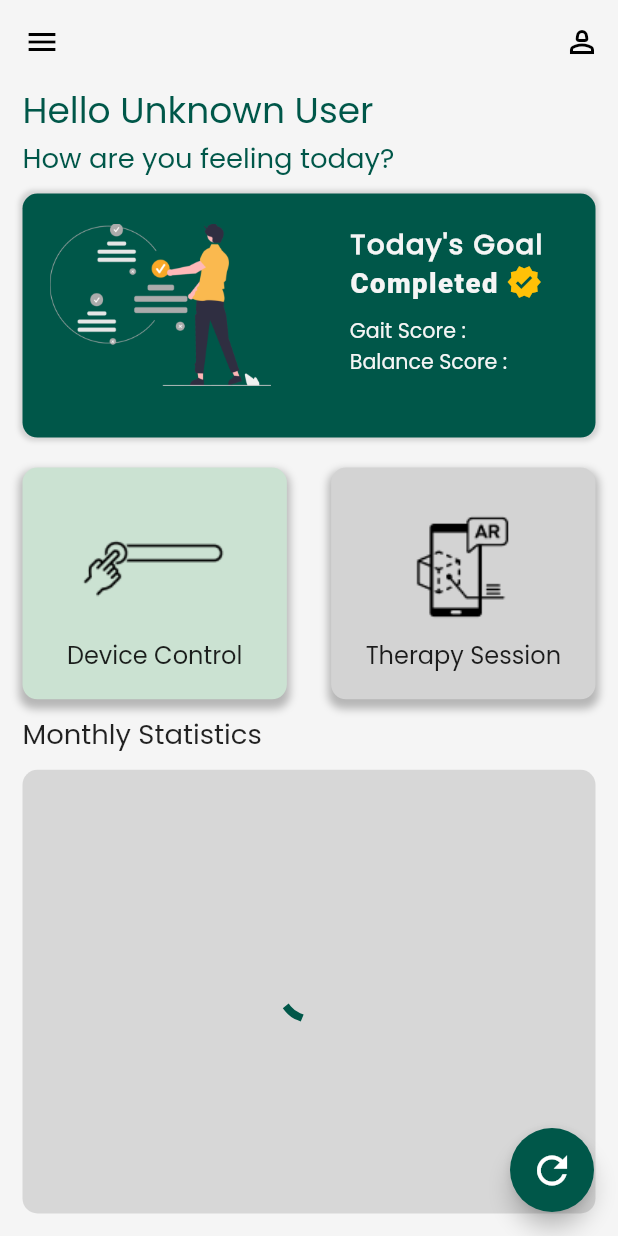
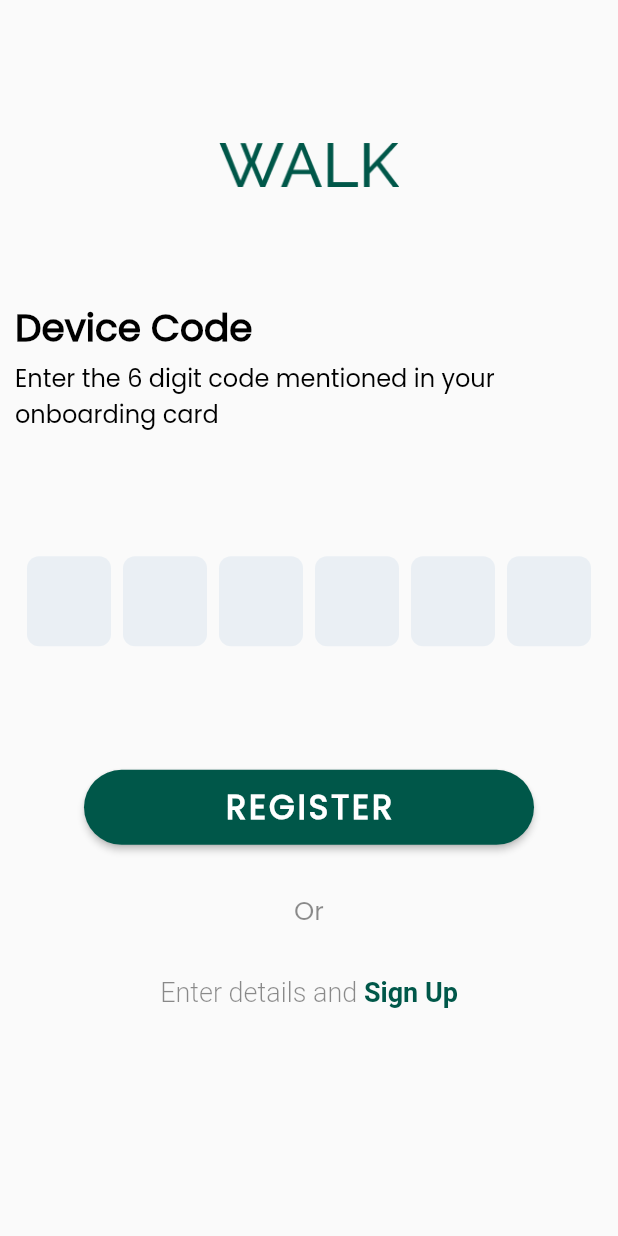
Before and after one commit to Orca-Gemini23/flutterunitytcs, a Flutter app: the screen it shows after launch, on a phone screen of 412 x 824 dp. Run offline on Flutter 3.47's test engine with Material 2 defaults, Android fonts, the phone set to English and light mode, and no system bars; drawn by our look-alikes of pinput, rounded_loading_button; our stand-ins replace animated_toggle_switch, awesome_dialog, awesome_notifications, carousel_slider, cloud_firestore, csv and 18 more; missing offline and left inert: awesome_ripple_animation, bluetooth_enable_fork, flutter_background_service, flutter_background_service_android, qr_code_scanner, wifi_iot and 1 more; accounts and stored records are empty.

Commit message:
latest by eashubh

```diff
--- a/lib/src/controllers/device_controller.dart
+++ b/lib/src/controllers/device_controller.dart
@@ -210,7 +210,6 @@ class DeviceController extends ChangeNotifier {
         await Permission.bluetooth.isDenied) {
       await Permission.location.request();
       await Permission.nearbyWifiDevices.request();
-      await Permission.bluetoothScan.request();
       log("asking for permission complete");
       if (await Permission.bluetooth.isGranted &&
           await Permission.location.isGranted &&
--- a/lib/src/views/auth/signup_page.dart
+++ b/lib/src/views/auth/signup_page.dart
@@ -146,6 +146,7 @@ class _SignupPageState extends State<SignupPage> {
                     loaderSize: 25,
                     controller: _buttonController,
                     onPressed: () async {
+                      ////TODO :: Create a user in the server and get the details for the same
                       if (_formKey.currentState!.validate()) {
                         _buttonController.start();
                         bool isRegistered = await controller.registerUser(
--- /dev/null
+++ b/lib/src/views/devicecodepage/device_code_page.dart
@@ -0,0 +1,187 @@
+// ignore_for_file: use_build_context_synchronously
+
+import 'dart:async';
+
+import 'package:flutter/material.dart';
+import 'package:flutter_screenutil/flutter_screenutil.dart';
+import 'package:fluttertoast/fluttertoast.dart';
+import 'package:pinput/pinput.dart';
+import 'package:provider/provider.dart';
+import 'package:rounded_loading_button/rounded_loading_button.dart';
+import 'package:walk/src/constants/app_color.dart';
+import 'package:walk/src/constants/app_strings.dart';
+import 'package:walk/src/controllers/auth_controller.dart';
+import 'package:walk/src/utils/custom_navigation.dart';
+import 'package:walk/src/utils/screen_context.dart';
+import 'package:walk/src/views/auth/signup_page.dart';
+import 'package:walk/src/views/welcomedetailspage/welcome_details_page.dart';
+
+class DeviceCodePage extends StatefulWidget {
+  const DeviceCodePage({super.key});
+
+  @override
+  State<DeviceCodePage> createState() => _DeviceCodePageState();
+}
+
+class _DeviceCodePageState extends State<DeviceCodePage> {
+  final RoundedLoadingButtonController _buttonController =
+      RoundedLoadingButtonController();
+
+  final TextEditingController _deviceCodeController = TextEditingController();
+
+  @override
+  Widget build(BuildContext context) {
+    return Scaffold(
+      resizeToAvoidBottomInset: false,
+      body: SizedBox(
+        width: double.infinity,
+        height: double.infinity,
+        child: Stack(
+          alignment: Alignment.center,
+          children: [
+            const Positioned(
+              top: 50,
+              child: Image(
+                height: 120,
+                width: 120,
+                image: AssetImage("assets/images/walk.png"),
+              ),
+            ),
+            const Positioned(
+                top: 200,
+                left: 10,
+                child: Text(
+                  "Device Code",
+                  style: TextStyle(
+                    color: AppColor.blackColor,
+                    fontSize: 25,
+                    fontWeight: FontWeight.w600,
+                  ),
+                )),
+            Positioned(
+                top: 240,
+                left: 10,
+                child: Text(
+                  "Enter the 6 digit code mentioned in your\nonboarding card",
+                  style: TextStyle(
+                    color: AppColor.blackColor,
+                    fontSize: 14.sp,
+                    fontWeight: FontWeight.w400,
+                  ),
+                )),
+            Container(
+              height: Screen.height(context: context),
+              width: Screen.width(context: context),
+              padding: const EdgeInsets.symmetric(horizontal: 10, vertical: 0),
+              child: Column(
+                mainAxisSize: MainAxisSize.min,
+                children: [
+                  SizedBox(
+                    height: Screen.height(context: context) * 0.45,
+                  ),
+                  Pinput(
+                    length: 6,
+                    controller: _deviceCodeController,
+                    keyboardType: TextInputType.number,
+                  ),
+                  SizedBox(
+                    height: Screen.height(context: context) * 0.1,
+                  ),
+                  Consumer<AuthController>(
+                    builder: (context, authController, child) {
+                      return RoundedLoadingButton(
+                        animateOnTap: false,
+                        controller: _buttonController,
+                        color: AppColor.greenDarkColor,
+                        successColor: AppColor.greenDarkColor,
+                        onPressed: () async {
+                          if (_deviceCodeController.text.length == 6) {
+                            _buttonController.start();
+                            bool otpSent = false;
+                            await Future.delayed(const Duration(seconds: 3),
+                                () {
+                              otpSent = true;
+                            });
+                            if (otpSent) {
+                              _buttonController.success();
+                              _buttonController.reset();
+                              Navigator.push(
+                                context,
+                                MaterialPageRoute(
+                                  builder: (context) {
+                                    return const WelcomeDetailsPage();
+                                  },
+                                ),
+                              );
+                            } else {
+                              _buttonController.error();
+                              Timer(const Duration(seconds: 2), () {
+                                _buttonController.reset();
+                              });
+                            }
+                          } else {
+                            Fluttertoast.showToast(
+                                msg: "Please enter the code");
+                          }
+                        },
+                        child: const Text(
+                          AppString.register,
+                          style: TextStyle(
+                            color: Colors.white,
+                            fontSize: 22,
+                            fontWeight: FontWeight.w600,
+                            letterSpacing: 2,
+                          ),
+                        ),
+                      );
+                    },
+                  ),
+                  SizedBox(
+                    height: 30.h,
+                  ),
+                  Text(
+                    "Or",
+                    style: TextStyle(
+                      color: Colors.black45,
+                      fontSize: 15.sp,
+                    ),
+                  ),
+                  SizedBox(
+                    height: 30.h,
+                  ),
+                  InkWell(
+                    onTap: () {
+                      Go.to(
+                        context: context,
+                        push: const SignupPage(),
+                      );
+                    },
+                    child: const Text.rich(
+                      TextSpan(
+                        text: "Enter details and ",
+                        style: TextStyle(
+                            color: Colors.black45,
+                            fontSize: 18,
+                            fontWeight: FontWeight.w300),
+                        children: [
+                          TextSpan(
+                            text: "Sign Up",
+                            style: TextStyle(
+                              color: AppColor.greenDarkColor,
+                              fontSize: 18,
+                              fontWeight: FontWeight.w600,
+                            ),
+                          ),
+                        ],
+                      ),
+                    ),
+                  ),
+                ],
+              ),
+            )
+          ],
+        ),
+      ),
+    );
+  }
+}
--- a/lib/src/views/revisedsplash.dart
+++ b/lib/src/views/revisedsplash.dart
@@ -5,7 +5,7 @@ import 'package:flutter/material.dart';
 import 'package:flutter_screenutil/flutter_screenutil.dart';
 import 'package:walk/src/constants/app_color.dart';
 import 'package:walk/src/controllers/shared_preferences.dart';
-import 'package:walk/src/views/revisedhome/newhomepage.dart';
+import 'package:walk/src/views/devicecodepage/device_code_page.dart';
 
 class Revisedsplash extends StatefulWidget {
   const Revisedsplash({super.key});
@@ -61,25 +61,30 @@ class _RevisedsplashState extends State<Revisedsplash>
       });
     });
 
-    Timer(const Duration(seconds: 4), () {
-      setState(() {
+    Timer(
+      const Duration(seconds: 4),
+      () {
+        setState(
+          () {
             userToken == ""
                 ? Navigator.pushReplacement(
                     context,
                     MaterialPageRoute(
                       settings: const RouteSettings(name: "/"),
                       builder: (context) =>
-                      const RevisedHomePage(), ////To be changed back to login page after ensuring that the flask servers are up and running
+                          const DeviceCodePage(), ////To be changed back to login page after ensuring that the flask servers are up and running
                     ),
                   )
                 : Navigator.pushReplacement(
                     context,
                     MaterialPageRoute(
-                  builder: (context) => const RevisedHomePage(),
+                      builder: (context) => const DeviceCodePage(),
                     ),
                   );
-      });
-    });
+          },
+        );
+      },
+    );
   }
 
   @override
--- a/lib/src/views/stepgoal/step_goal_page.dart
+++ b/lib/src/views/stepgoal/step_goal_page.dart
@@ -218,7 +218,7 @@ class _StepGoalPageState extends State<StepGoalPage> {
       3: "Kerala"
     };
 
-    return Container(
+    return SizedBox(
       width: double.maxFinite,
       child: Column(
         crossAxisAlignment: CrossAxisAlignment.start,
--- a/lib/src/views/user/quiz_section/quiz_page.dart
+++ b/lib/src/views/user/quiz_section/quiz_page.dart
@@ -24,7 +24,7 @@ class _QuizPageState extends State<QuizPage> {
       appBar: AppBar(
         title: const Text(AppString.quizTitle),
       ),
-      body: Center(),
+      body: const Center(),
       // body: SizedBox(
       //   width: double.maxFinite,
       //   height: double.maxFinite,
```
Also changed, not shown: lib/src/views/splash_page.dart (+3 -4 lines), lib/src/views/welcomedetailspage/welcome_details_page.dart (added, +290 -0 lines), assets/images/welcomedetails.png (added), 2 other files. Lines whose indentation alone changed are shown as unchanged.
